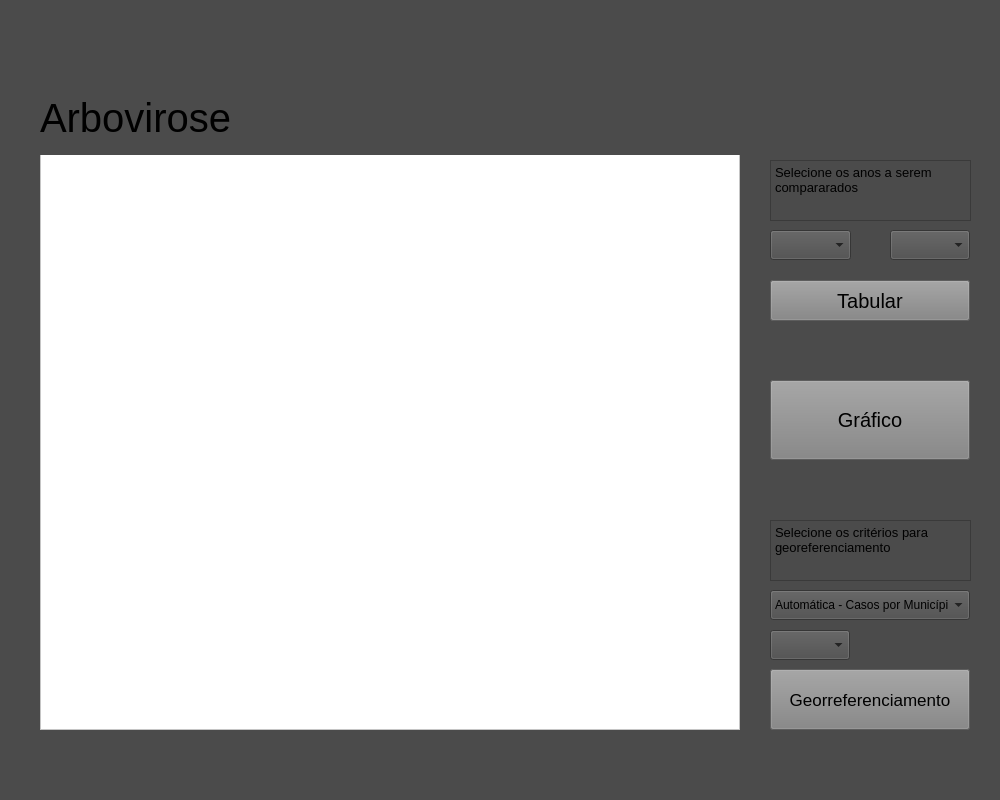
Old version of the form App/Gui/tela_df.ui in the repository MatBrands/Modelagem-ArboBA.
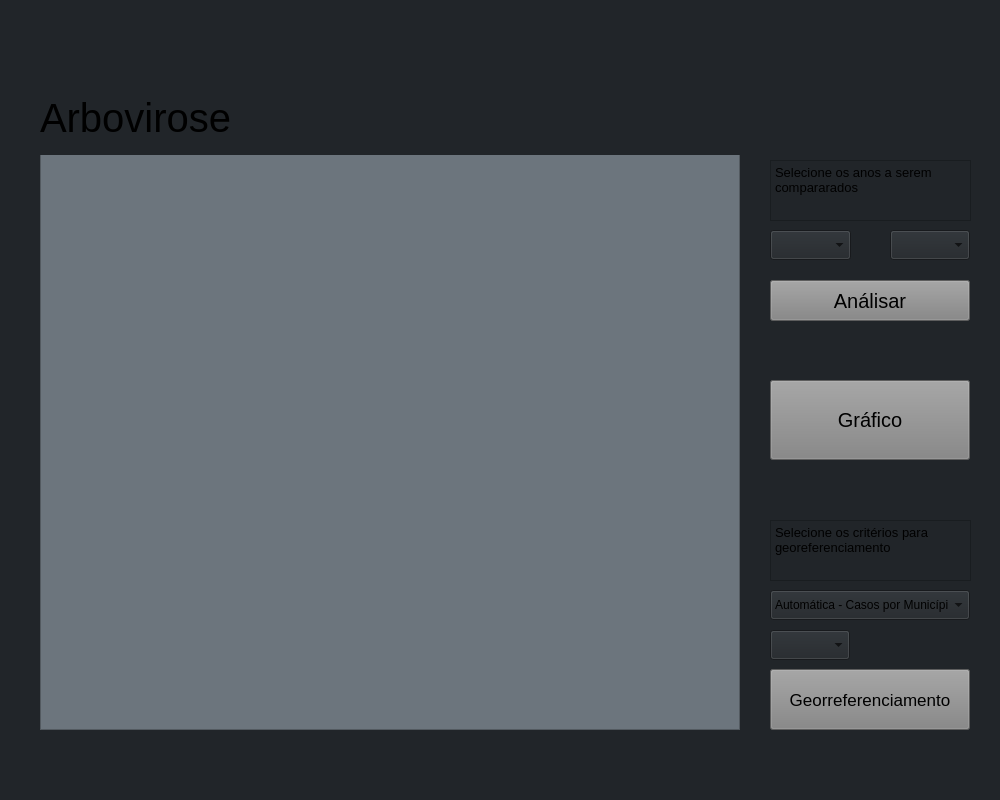
New version of the form.

The edit to the form file:
```diff
--- a/App/Gui/tela_df.ui
+++ b/App/Gui/tela_df.ui
@@ -23,7 +23,7 @@
    <string>Modelagem ArboBA</string>
   </property>
   <property name="styleSheet">
-   <string notr="true">background-color: rgb(75, 75, 75);</string>
+   <string notr="true">background-color: rgb(33, 37, 41);</string>
   </property>
   <property name="documentMode">
    <bool>false</bool>
@@ -71,7 +71,7 @@
 color: rgb(0, 0, 0);</string>
      </property>
      <property name="text">
-      <string>Tabular</string>
+      <string>Análisar</string>
      </property>
     </widget>
     <widget class="QPushButton" name="pltButton">
@@ -185,7 +185,7 @@
      </property>
      <property name="styleSheet">
       <string notr="true">color: rgb(0, 0, 0);
-background-color: rgb(255, 255, 255);</string>
+background-color: rgb(108, 117, 125);</string>
      </property>
     </widget>
     <widget class="QLabel" name="label">
```
